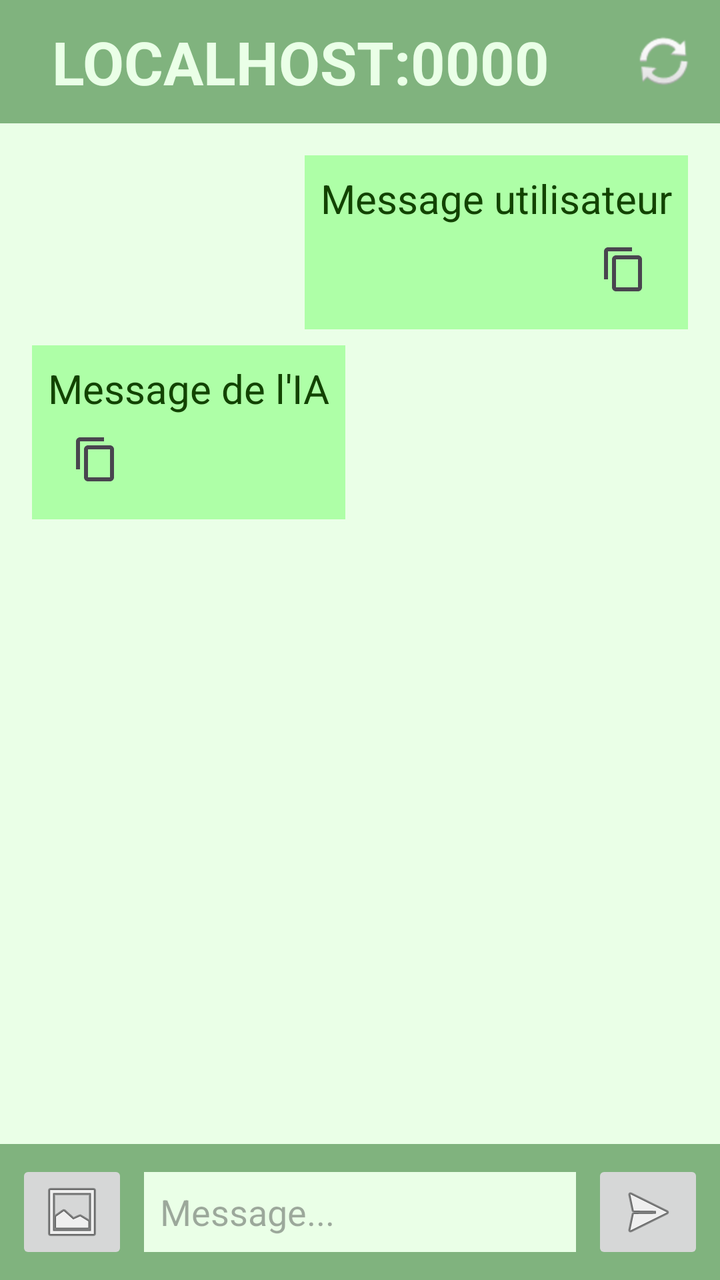
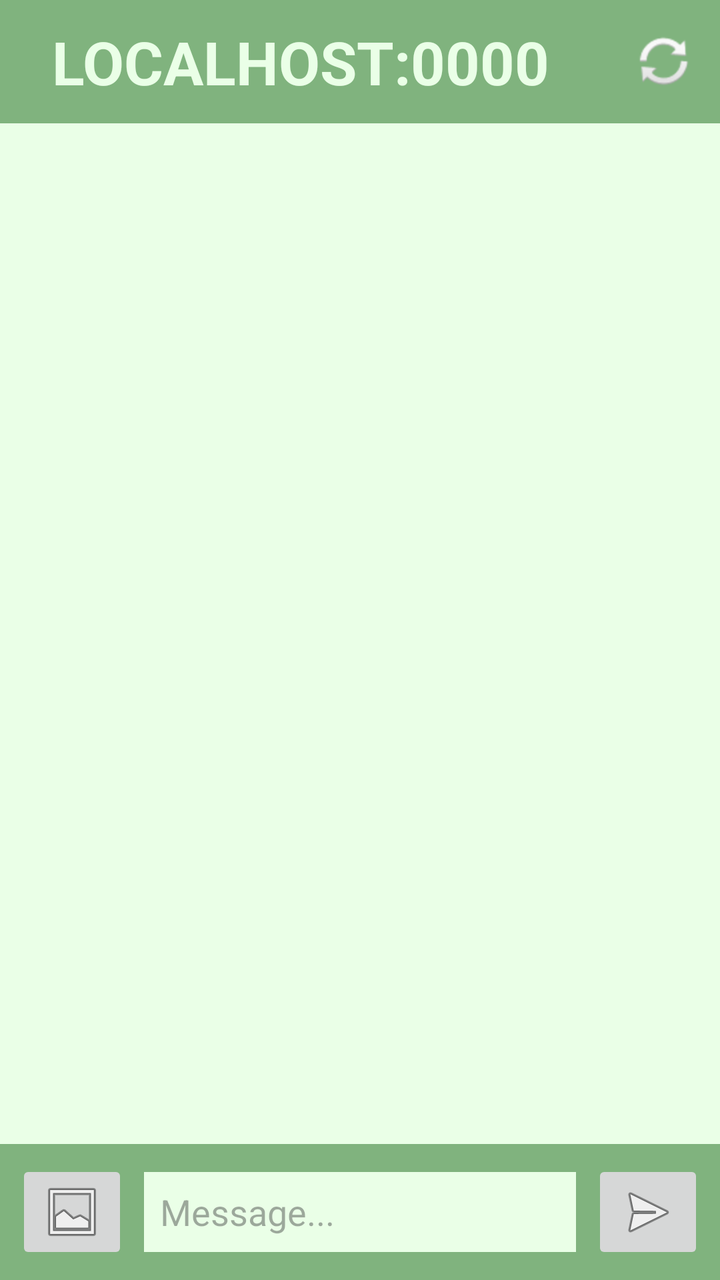

Compare the two renders of this Android layout. The source of the first and the diff that turns it into the second are given below.
<!-- AndroidManifest.xml: application theme Theme.DrGrn -->
<!-- res/layout/activity_main.xml -->
<?xml version="1.0" encoding="utf-8"?>
<androidx.constraintlayout.widget.ConstraintLayout xmlns:android="http://schemas.android.com/apk/res/android"
    xmlns:app="http://schemas.android.com/apk/res-auto"
    xmlns:tools="http://schemas.android.com/tools"
    android:layout_width="match_parent"
    android:layout_height="match_parent">

    <LinearLayout
        android:id="@+id/parent_window"
        android:layout_width="0dp"
        android:layout_height="0dp"
        android:orientation="vertical"
        app:layout_constraintBottom_toBottomOf="parent"
        app:layout_constraintEnd_toEndOf="parent"
        app:layout_constraintStart_toStartOf="parent"
        app:layout_constraintTop_toTopOf="parent"
        android:background="@color/background">

        <LinearLayout
            android:layout_width="match_parent"
            android:layout_height="0dp"
            android:layout_weight="0.5"
            android:background="@color/green"
            android:orientation="horizontal"
            android:gravity="center_vertical"
            android:padding="8dp">

            <TextView
                android:id="@+id/qrCodeTextView"
                android:layout_width="wrap_content"
                android:layout_height="wrap_content"
                android:textColor="@color/background"
                android:layout_marginStart="18dp"
                android:textStyle="bold"
                android:textSize="30dp"
                android:text="LOCALHOST:0000" />

            <LinearLayout
                android:layout_width="0dp"
                android:layout_weight="4"
                android:gravity="end"
                android:layout_height="match_parent"
                android:orientation="horizontal">

                <ImageButton
                    android:id="@+id/buttonRefresh"
                    android:layout_width="40dp"
                    android:layout_gravity="center"
                    android:background="#00000000"
                    android:layout_height="wrap_content"
                    app:srcCompat="@android:drawable/ic_popup_sync" />
            </LinearLayout>
        </LinearLayout>

        <ScrollView
            android:layout_width="match_parent"
            android:layout_height="0dp"
            android:layout_weight="4"
            android:layout_marginBottom="8dp"
            android:padding="8dp"
            android:layout_margin="8dp">

            <LinearLayout
                android:layout_width="match_parent"
                android:layout_height="wrap_content"
                android:orientation="vertical">

                <LinearLayout
                    android:layout_width="wrap_content"
                    android:layout_height="wrap_content"
                    android:background="@color/light_green"
                    android:layout_gravity="end"
                    android:gravity="right"
                    android:orientation="vertical"
                    android:layout_marginStart="16dp"
                    android:padding="8dp">

                    <ImageView
                        android:id="@+id/imageInMessage"
                        android:layout_width="match_parent"
                        android:layout_height="wrap_content"
                        android:visibility="gone"
                        app:srcCompat="@android:drawable/ic_menu_gallery" />

                    <TextView
                        android:id="@+id/UserRequest"
                        android:layout_width="wrap_content"
                        android:layout_height="wrap_content"
                        android:textColor="@color/text_color"
                        android:textSize="20dp"
                        android:text="Message utilisateur" />
                    <ImageButton
                        android:id="@+id/imageButtonCopyUser"
                        android:layout_width="wrap_content"
                        android:layout_height="wrap_content"
                        android:backgroundTint="#0000"
                        android:layout_weight="1"
                        app:srcCompat="?attr/actionModeCopyDrawable" />

                </LinearLayout>

                <LinearLayout
                    android:layout_width="wrap_content"
                    android:layout_height="wrap_content"
                    android:background="@color/light_green"
                    android:gravity="start"
                    android:padding="8dp"
                    android:orientation="vertical"
                    android:layout_marginTop="8dp"
                    android:layout_marginEnd="16dp"
                    android:layout_gravity="start">
                    <TextView
                        android:id="@+id/AIAnswer"
                        android:layout_width="wrap_content"
                        android:layout_height="wrap_content"
                        android:textColor="@color/text_color"
                        android:textSize="20dp"
                        android:text="Message de l'IA" />

                    <ImageButton
                        android:id="@+id/imageButtonCopyIA"
                        android:layout_width="wrap_content"
                        android:layout_height="wrap_content"
                        android:backgroundTint="#0000"
                        android:layout_weight="1"
                        app:srcCompat="?attr/actionModeCopyDrawable" />

                </LinearLayout>
            </LinearLayout>
        </ScrollView>

        
        <LinearLayout
            android:layout_width="match_parent"
            android:layout_height="wrap_content"
            android:background="@color/green"
            android:orientation="vertical"
            android:padding="8dp">

            
            <FrameLayout
                android:id="@+id/previewContainer"
                android:layout_width="wrap_content"
                android:layout_height="wrap_content"
                android:layout_gravity="start"
                android:layout_marginBottom="8dp"
                android:visibility="gone">

                <ImageView
                    android:id="@+id/imagePreview"
                    android:layout_width="70dp"
                    android:layout_height="70dp"
                    android:scaleType="centerCrop"
                    android:background="@android:color/white" />

                <ImageButton
                    android:id="@+id/buttonRemoveImage"
                    android:layout_width="24dp"
                    android:layout_height="24dp"
                    android:layout_gravity="top|end"
                    android:background="#88000000"
                    app:srcCompat="@android:drawable/ic_menu_close_clear_cancel" />
            </FrameLayout>

            
            <LinearLayout
                android:layout_width="match_parent"
                android:layout_height="wrap_content"
                android:gravity="center"
                android:orientation="horizontal">

                <ImageButton
                    android:id="@+id/imageButton"
                    android:layout_width="wrap_content"
                    android:layout_height="wrap_content"
                    app:srcCompat="@android:drawable/ic_menu_gallery" />

                <EditText
                    android:id="@+id/messageEditText"
                    android:layout_width="0dp"
                    android:layout_height="40dp"
                    android:layout_weight="1"
                    android:layout_marginStart="8dp"
                    android:layout_marginEnd="8dp"
                    android:background="@color/background"
                    android:hint="Message..."
                    android:inputType="text"
                    android:padding="8dp"
                    android:textColor="@color/text_color" />

                <ImageButton
                    android:id="@+id/sendButton"
                    android:layout_width="wrap_content"
                    android:layout_height="wrap_content"
                    app:srcCompat="@android:drawable/ic_menu_send" />
            </LinearLayout>
        </LinearLayout>
    </LinearLayout>
</androidx.constraintlayout.widget.ConstraintLayout>
<!-- resources referenced by this layout -->
<resources>
  <color name="background">#EAFFE7</color>
  <color name="green">#80B37E</color>
  <color name="light_green">#AEFFA7</color>
  <color name="text_color">#124300</color>
  <style name="Theme.DrGrn" parent="Base.Theme.DrGrn" />
  <style name="Base.Theme.DrGrn" parent="Theme.Material3.DayNight.NoActionBar">
          
          
      </style>
</resources>

<!-- the commit's change to res/layout/activity_main.xml (unified diff, before → after) -->
@@ -52,82 +52,16 @@
             </LinearLayout>
         </LinearLayout>
 
-        <ScrollView
+        <androidx.recyclerview.widget.RecyclerView
+            android:id="@+id/recyclerViewMessages"
             android:layout_width="match_parent"
             android:layout_height="0dp"
             android:layout_weight="4"
             android:layout_marginBottom="8dp"
             android:padding="8dp"
-            android:layout_margin="8dp">
-
-            <LinearLayout
-                android:layout_width="match_parent"
-                android:layout_height="wrap_content"
-                android:orientation="vertical">
-
-                <LinearLayout
-                    android:layout_width="wrap_content"
-                    android:layout_height="wrap_content"
-                    android:background="@color/light_green"
-                    android:layout_gravity="end"
-                    android:gravity="right"
-                    android:orientation="vertical"
-                    android:layout_marginStart="16dp"
-                    android:padding="8dp">
-
-                    <ImageView
-                        android:id="@+id/imageInMessage"
-                        android:layout_width="match_parent"
-                        android:layout_height="wrap_content"
-                        android:visibility="gone"
-                        app:srcCompat="@android:drawable/ic_menu_gallery" />
-
-                    <TextView
-                        android:id="@+id/UserRequest"
-                        android:layout_width="wrap_content"
-                        android:layout_height="wrap_content"
-                        android:textColor="@color/text_color"
-                        android:textSize="20dp"
-                        android:text="Message utilisateur" />
-                    <ImageButton
-                        android:id="@+id/imageButtonCopyUser"
-                        android:layout_width="wrap_content"
-                        android:layout_height="wrap_content"
-                        android:backgroundTint="#0000"
-                        android:layout_weight="1"
-                        app:srcCompat="?attr/actionModeCopyDrawable" />
-
-                </LinearLayout>
-
-                <LinearLayout
-                    android:layout_width="wrap_content"
-                    android:layout_height="wrap_content"
-                    android:background="@color/light_green"
-                    android:gravity="start"
-                    android:padding="8dp"
-                    android:orientation="vertical"
-                    android:layout_marginTop="8dp"
-                    android:layout_marginEnd="16dp"
-                    android:layout_gravity="start">
-                    <TextView
-                        android:id="@+id/AIAnswer"
-                        android:layout_width="wrap_content"
-                        android:layout_height="wrap_content"
-                        android:textColor="@color/text_color"
-                        android:textSize="20dp"
-                        android:text="Message de l'IA" />
-
-                    <ImageButton
-                        android:id="@+id/imageButtonCopyIA"
-                        android:layout_width="wrap_content"
-                        android:layout_height="wrap_content"
-                        android:backgroundTint="#0000"
-                        android:layout_weight="1"
-                        app:srcCompat="?attr/actionModeCopyDrawable" />
-
-                </LinearLayout>
-            </LinearLayout>
-        </ScrollView>
+            android:layout_margin="8dp"
+            tools:listitem="@layout/item_message_pair"
+            tools:itemCount="10"/>
 
         
         <LinearLayout
@@ -197,3 +131,76 @@
         </LinearLayout>
     </LinearLayout>
 </androidx.constraintlayout.widget.ConstraintLayout>
+<!-- res/layout/item_message_pair.xml (included above) -->
+<?xml version="1.0" encoding="utf-8"?>
+<LinearLayout xmlns:android="http://schemas.android.com/apk/res/android"
+    xmlns:app="http://schemas.android.com/apk/res-auto"
+    android:layout_width="match_parent"
+    android:layout_height="wrap_content"
+    android:padding="9dp"
+    android:orientation="vertical">
+
+    <LinearLayout
+        android:id="@+id/MessageUser"
+        android:layout_width="wrap_content"
+        android:layout_height="wrap_content"
+        android:background="@color/light_green"
+        android:layout_gravity="end"
+        android:gravity="right"
+        android:orientation="vertical"
+        android:layout_marginStart="16dp"
+        android:padding="8dp">
+
+        <ImageView
+            android:id="@+id/imageInMessage"
+            android:layout_width="match_parent"
+            android:layout_height="wrap_content"
+            android:visibility="gone"
+            app:srcCompat="@android:drawable/ic_menu_gallery" />
+
+        <TextView
+            android:id="@+id/UserRequest"
+            android:layout_width="wrap_content"
+            android:layout_height="wrap_content"
+            android:textColor="@color/text_color"
+            android:textSize="20dp"
+            android:text="Message utilisateur" />
+        <ImageButton
+            android:id="@+id/imageButtonCopyUser"
+            android:layout_width="wrap_content"
+            android:layout_height="wrap_content"
+            android:backgroundTint="#0000"
+            android:layout_weight="1"
+            app:srcCompat="?attr/actionModeCopyDrawable" />
+
+    </LinearLayout>
+
+    <LinearLayout
+        android:id="@+id/MessageIA"
+        android:layout_width="wrap_content"
+        android:layout_height="wrap_content"
+        android:background="@color/light_green"
+        android:gravity="start"
+        android:padding="8dp"
+        android:orientation="vertical"
+        android:layout_marginTop="8dp"
+        android:layout_marginEnd="16dp"
+        android:layout_gravity="start">
+        <TextView
+            android:id="@+id/AIAnswer"
+            android:layout_width="wrap_content"
+            android:layout_height="wrap_content"
+            android:textColor="@color/text_color"
+            android:textSize="20dp"
+            android:text="Message de l'IA" />
+
+        <ImageButton
+            android:id="@+id/imageButtonCopyIA"
+            android:layout_width="wrap_content"
+            android:layout_height="wrap_content"
+            android:backgroundTint="#0000"
+            android:layout_weight="1"
+            app:srcCompat="?attr/actionModeCopyDrawable" />
+
+    </LinearLayout>
+</LinearLayout>
